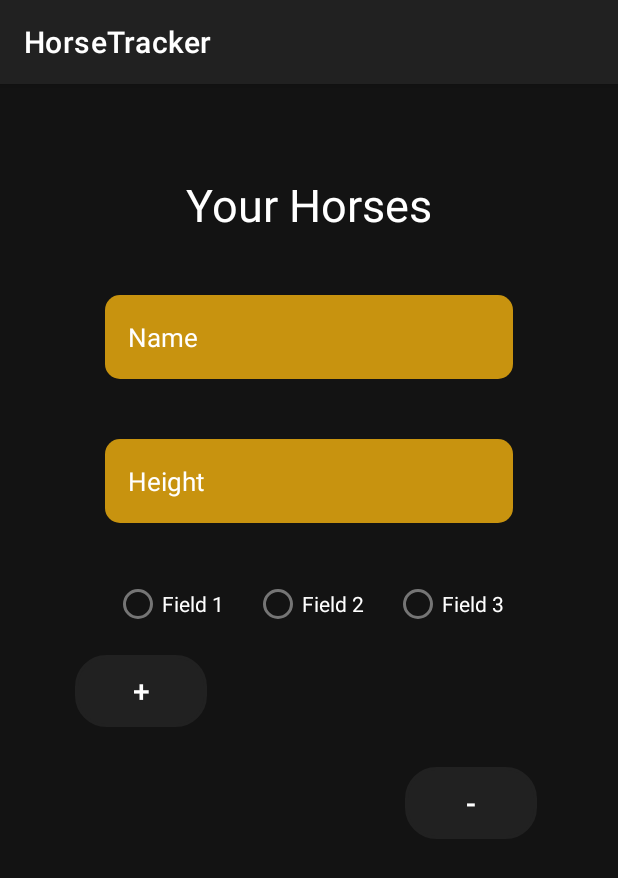
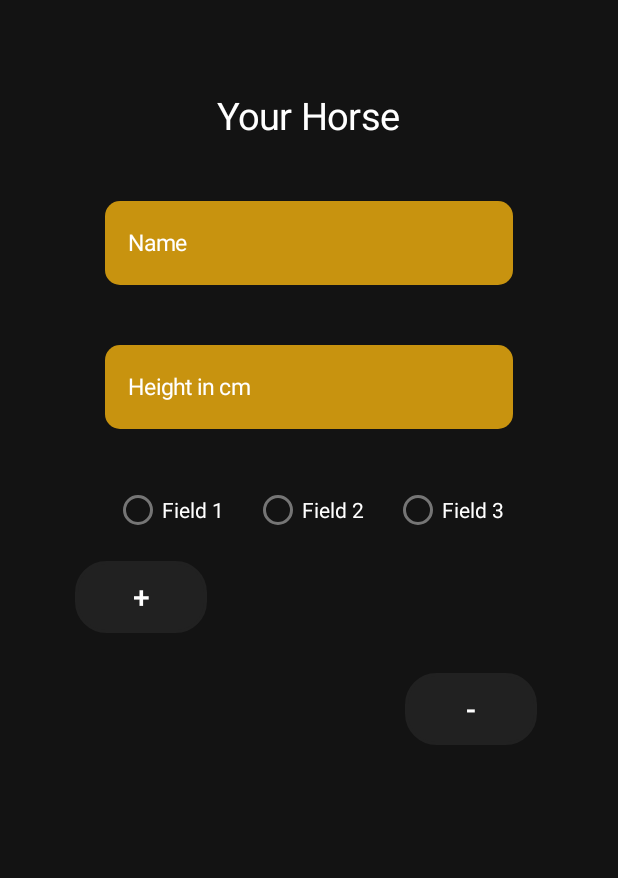
Before and after one commit to MrGamePLAY1/HorseTracker, an Android app: the HorseActivity screen opened directly, with no data from a screen before it, on a phone screen of 412 x 824 dp. Shown: the top 878 px of the screen. Run offline under Robolectric (Android 15) with nearby library versions, the phone set to English and light mode, and no system bars; our stand-ins replace Firebase (no records; nobody signed in at launch, a user with empty details on screens opened directly).

```diff
--- a/app/src/main/res/layout/activity_horse.xml
+++ b/app/src/main/res/layout/activity_horse.xml
@@ -8,7 +8,7 @@
     tools:context=".HorseActivity">
 
     <ScrollView
-        android:layout_width="match_parent"
+        android:layout_width="0dp"
         android:layout_height="match_parent"
         android:layout_weight="1">
 
@@ -25,7 +25,7 @@
                 android:layout_height="wrap_content"
                 android:layout_marginTop="10dp"
                 android:layout_marginBottom="20dp"
-                android:text="Your Horses"
+                android:text="@string/your_horses"
                 android:textColor="@color/white"
                 android:textSize="30sp" />
 
@@ -34,7 +34,7 @@
                 android:textColor="#fff"
                 android:textColorHint="#FFFFFF"
                 android:padding="15dp"
-                android:hint="Name"
+                android:hint="@string/name"
                 android:layout_margin="20dp"
                 android:layout_width="match_parent"
                 android:layout_height="?actionBarSize"
@@ -46,7 +46,7 @@
                 android:textColor="#fff"
                 android:textColorHint="#FFFFFF"
                 android:padding="15dp"
-                android:hint="Height"
+                android:hint="@string/height_in_cm"
                 android:layout_margin="20dp"
                 android:layout_width="match_parent"
                 android:layout_height="?actionBarSize"
@@ -82,8 +82,6 @@
                     android:layout_margin="15px"
                     android:text="Field 3"
                     android:textColor="@color/white"/>
-
-
             </RadioGroup>
 
 
@@ -107,9 +105,6 @@
                 android:text="-"
                 android:textSize="20sp"/>
 
-
-
-
         </LinearLayout>
     </ScrollView>
 </LinearLayout>
--- a/app/src/main/res/values/strings.xml
+++ b/app/src/main/res/values/strings.xml
@@ -1,3 +1,6 @@
 <resources>
     <string name="app_name">HorseTracker</string>
+    <string name="height_in_cm"><font size = "15">Height in cm</font></string>
+    <string name="name"><font size = "15">Name</font></string>
+    <string name="your_horses"><font size = "25">Your Horse</font></string>
 </resources>
```
Also changed, not shown: app/src/main/java/com/example/horsetracker/HorseActivity.java (+19 -52 lines), app/src/main/java/com/example/horsetracker/models/Horse.java (+9 -21 lines).
